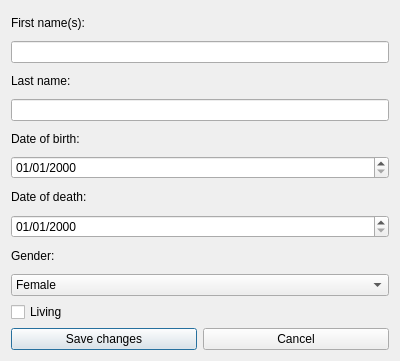
First picture: the form in computer_scientists_ui/edit_scientist.ui, repository 2015-VLN1-Group-44/ComputerScientists_UI, before the edit.
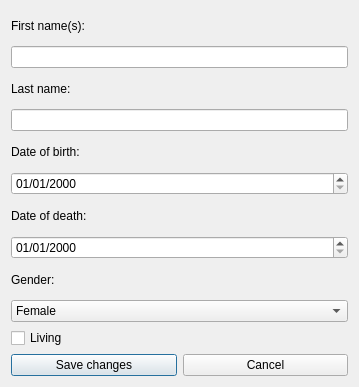
Second picture: the form after the edit.

Patch:
```diff
--- a/computer_scientists_ui/edit_scientist.ui
+++ b/computer_scientists_ui/edit_scientist.ui
@@ -6,8 +6,8 @@
    <rect>
     <x>0</x>
     <y>0</y>
-    <width>400</width>
-    <height>361</height>
+    <width>359</width>
+    <height>387</height>
    </rect>
   </property>
   <property name="windowTitle">
```
Left out of the diff: 6 changed lines with no effect on the pictures.
